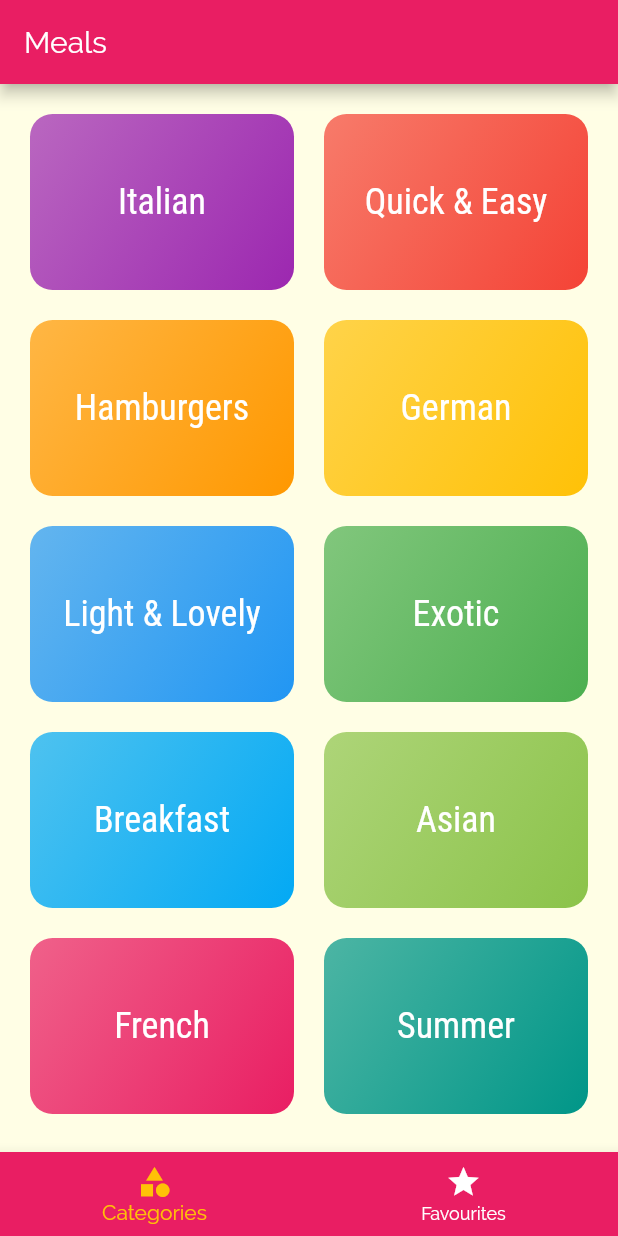
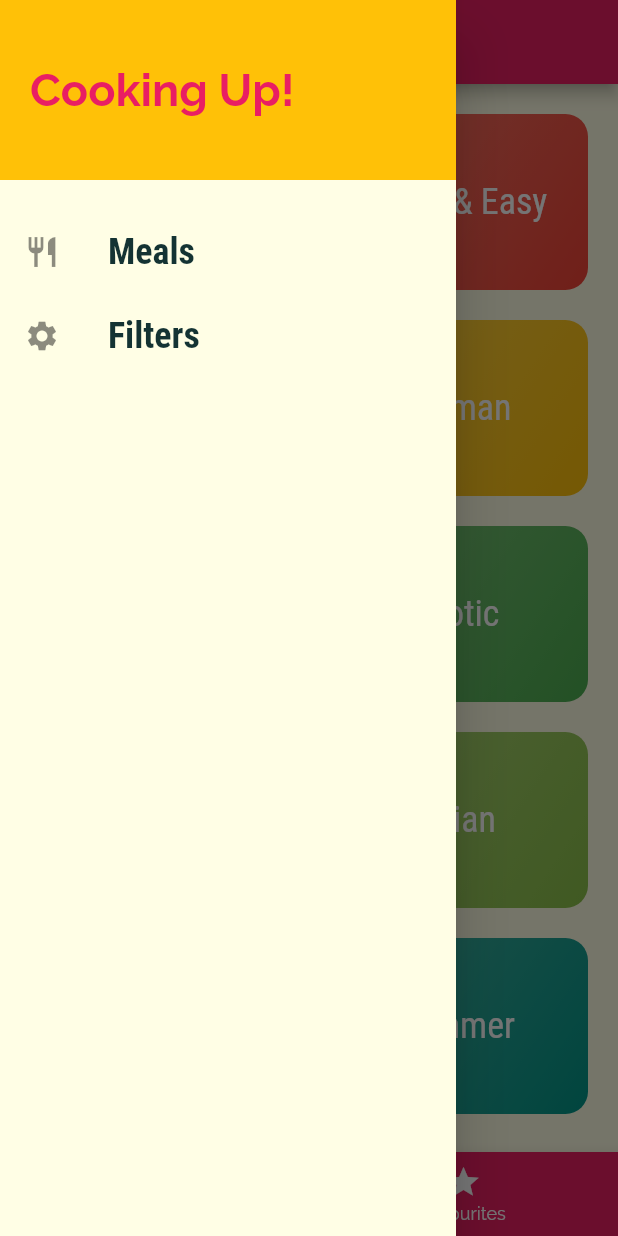
Before and after one commit to murryIsDeveloping/meal-app, a Flutter app: the screen it shows after launch, with the side drawer open (before the commit the screen has no drawer), on a phone screen of 412 x 824 dp. Run offline on Flutter 3.47's test engine with Material 2 defaults, Android fonts, the phone set to English and light mode, and no system bars.

Commit message:
main drawer

```diff
--- /dev/null
+++ b/lib/main-drawer.dart
@@ -0,0 +1,61 @@
+import 'package:flutter/material.dart';
+import './screen/tab_screen/tab_screen.dart';
+import './screen/filter_screen/filter_screen.dart';
+
+class MainDrawer extends StatelessWidget {
+  Widget _buildListTile({String title, IconData icon, Function onTap}) {
+    return ListTile(
+      onTap: onTap,
+      leading: Icon(icon),
+      title: Text(
+        title,
+        style: TextStyle(
+          fontFamily: 'Roboto Condensed',
+          fontSize: 24,
+          fontWeight: FontWeight.bold,
+        ),
+      ),
+    );
+  }
+
+  @override
+  Widget build(BuildContext context) {
+    return Drawer(
+      child: Column(
+        children: <Widget>[
+          Container(
+            height: 120,
+            width: double.infinity,
+            padding: EdgeInsets.all(20),
+            alignment: Alignment.centerLeft,
+            color: Theme.of(context).accentColor,
+            child: Text(
+              "Cooking Up!",
+              style: TextStyle(
+                  fontWeight: FontWeight.bold,
+                  fontSize: 30,
+                  color: Theme.of(context).primaryColor),
+            ),
+          ),
+          SizedBox(
+            height: 20,
+          ),
+          _buildListTile(
+              icon: Icons.restaurant,
+              title: "Meals",
+              onTap: () {
+                Navigator.of(context)
+                    .pushReplacementNamed(TabScreen.screenName);
+              }),
+          _buildListTile(
+              icon: Icons.settings,
+              title: "Filters",
+              onTap: () {
+                Navigator.of(context)
+                    .pushReplacementNamed(FilterScreen.screenName);
+              }),
+        ],
+      ),
+    );
+  }
+}
--- a/lib/main.dart
+++ b/lib/main.dart
@@ -1,4 +1,5 @@
 import 'package:flutter/material.dart';
+import './screen/filter_screen/filter_screen.dart';
 
 import './screen/tab_screen/tab_screen.dart';
 import './screen/categories_meals_screen/categories_meals_screen.dart';
@@ -41,6 +42,7 @@ class MyApp extends StatelessWidget {
           TabScreen.screenName: (_) => TabScreen(),
           CategoriesMealsScreen.screenName: (_) => CategoriesMealsScreen(),
           MealScreen.screenName: (_) => MealScreen(),
+          FilterScreen.screenName: (_) => FilterScreen(),
         },
         onUnknownRoute: (settings) => MaterialPageRoute(
             builder: (_) => CategoriesScreen(), settings: settings));
--- /dev/null
+++ b/lib/screen/filter_screen/filter_screen.dart
@@ -0,0 +1,19 @@
+import 'package:flutter/material.dart';
+import 'package:meals_app/main-drawer.dart';
+
+class FilterScreen extends StatelessWidget {
+  static const screenName = "/filter";
+
+  @override
+  Widget build(BuildContext context) {
+    return Scaffold(
+      appBar: AppBar(
+        title: Text("Filters"),
+      ),
+      drawer: MainDrawer(),
+      body: Center(
+        child: Text('Filter Screen'),
+      ),
+    );
+  }
+}
--- a/lib/screen/tab_screen/tab_screen.dart
+++ b/lib/screen/tab_screen/tab_screen.dart
@@ -1,4 +1,5 @@
 import 'package:flutter/material.dart';
+import './../../main-drawer.dart';
 import './../../screen/categories_screen/categories_screen.dart';
 import './../../screen/favourites_screen/favourites_screen.dart';
 
@@ -11,7 +12,16 @@ class TabScreen extends StatefulWidget {
 }
 
 class _TabScreenState extends State<TabScreen> {
-  final List<Widget> _pages = [CategoriesScreen(), FavouritesScreen()];
+  final List<Map<String, Object>> _pages = [
+    {
+      "title": "Meal App",
+      "widget": CategoriesScreen(),
+    },
+    {
+      "title": "My Favourites",
+      "widget": FavouritesScreen(),
+    },
+  ];
 
   int _selectedPageIndex = 0;
 
@@ -25,9 +35,12 @@ class _TabScreenState extends State<TabScreen> {
   Widget build(BuildContext context) {
     return Scaffold(
       appBar: AppBar(
-        title: Text("Meals"),
+        title: Text(
+          _pages[_selectedPageIndex]["title"],
+        ),
       ),
-      body: _pages[_selectedPageIndex],
+      drawer: MainDrawer(),
+      body: _pages[_selectedPageIndex]["widget"],
       bottomNavigationBar: BottomNavigationBar(
         onTap: _selectPage,
         backgroundColor: Theme.of(context).primaryColor,
```
